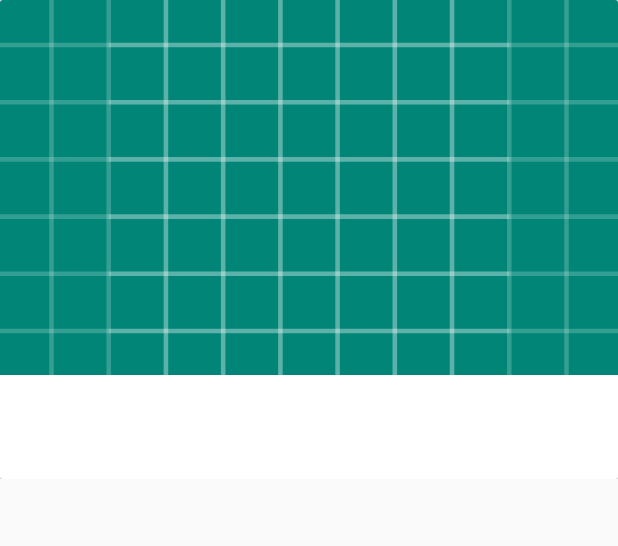
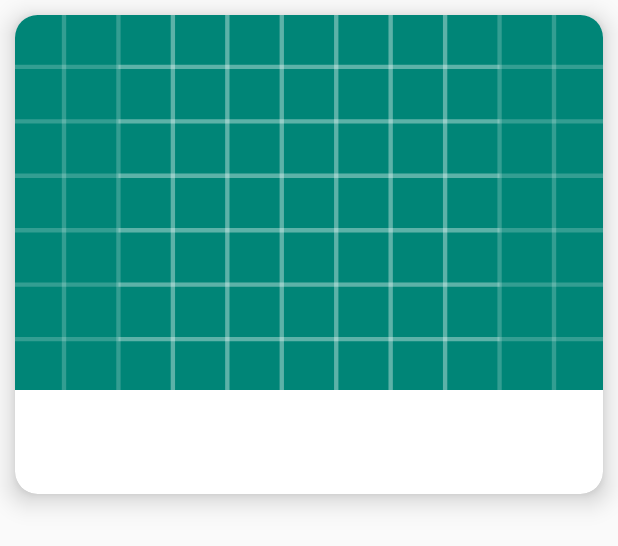
Before and after one commit to GillesLoriquer/food_recepies, an Android app: the layout layout_recipe_list_item.xml on its own in the app's theme, with its tools: preview values and no code run, on a phone screen of 412 x 824 dp. Shown: the top 546 px of the screen. Run offline under Robolectric (Android 15) with nearby library versions, the phone set to English and light mode, and no system bars.

Commit message:
Modification du design UI

```diff
--- a/app/src/main/java/com/example/foodrecipes/RecipeListActivity.java
+++ b/app/src/main/java/com/example/foodrecipes/RecipeListActivity.java
@@ -19,7 +19,6 @@ import com.bumptech.glide.request.RequestOptions;
 import com.example.foodrecipes.adapter.OnRecipeListener;
 import com.example.foodrecipes.adapter.RecipeRecyclerAdapter;
 import com.example.foodrecipes.model.Recipe;
-import com.example.foodrecipes.util.VerticalSpacingItemDecorator;
 import com.example.foodrecipes.viewmodel.RecipeListViewModel;
 import com.example.foodrecipes.viewmodel.RecipeListViewModelFactory;
 
@@ -109,9 +108,6 @@ public class RecipeListActivity extends BaseActivity implements OnRecipeListener
      */
     private void initRecyclerView() {
         mRecyclerAdapter = new RecipeRecyclerAdapter(this, getRequestManager());
-        VerticalSpacingItemDecorator verticalSpacingItemDecorator =
-                new VerticalSpacingItemDecorator(30);
-        mRecyclerView.addItemDecoration(verticalSpacingItemDecorator);
         mRecyclerView.setLayoutManager(new LinearLayoutManager(this));
         mRecyclerView.addOnScrollListener(new RecyclerView.OnScrollListener() {
             @Override
--- a/app/src/main/res/layout/activity_recipe_list.xml
+++ b/app/src/main/res/layout/activity_recipe_list.xml
@@ -30,6 +30,8 @@
         android:id="@+id/recipe_list"
         android:layout_width="match_parent"
         android:layout_height="match_parent"
+        android:clipToPadding="false"
+        android:paddingBottom="10dp"
         app:layout_behavior="@string/appbar_scrolling_view_behavior" />
 
 </androidx.coordinatorlayout.widget.CoordinatorLayout>
--- a/app/src/main/res/layout/layout_category_list_item.xml
+++ b/app/src/main/res/layout/layout_category_list_item.xml
@@ -4,6 +4,10 @@
     android:id="@+id/card_view"
     android:layout_width="match_parent"
     android:layout_height="wrap_content"
+    android:layout_marginStart="10dp"
+    android:layout_marginTop="5dp"
+    android:layout_marginEnd="10dp"
+    app:cardCornerRadius="5dp"
     app:cardElevation="10dp">
 
     <LinearLayout
--- a/app/src/main/res/layout/layout_recipe_list_item.xml
+++ b/app/src/main/res/layout/layout_recipe_list_item.xml
@@ -1,14 +1,13 @@
 <?xml version="1.0" encoding="utf-8"?>
-<LinearLayout xmlns:android="http://schemas.android.com/apk/res/android"
+<androidx.cardview.widget.CardView xmlns:android="http://schemas.android.com/apk/res/android"
     xmlns:app="http://schemas.android.com/apk/res-auto"
-    android:layout_width="match_parent"
-    android:layout_height="wrap_content"
-    android:orientation="vertical">
-
-    <androidx.cardview.widget.CardView
     android:id="@+id/card_view"
     android:layout_width="match_parent"
     android:layout_height="wrap_content"
+    android:layout_marginStart="10dp"
+    android:layout_marginTop="10dp"
+    android:layout_marginEnd="10dp"
+    app:cardCornerRadius="15dp"
     app:cardElevation="10dp">
 
     <LinearLayout
@@ -66,5 +65,3 @@
     </LinearLayout>
 
 </androidx.cardview.widget.CardView>
-
-</LinearLayout>
```
Also changed, not shown: app/src/main/java/com/example/foodrecipes/util/VerticalSpacingItemDecorator.java (deleted, +0 -21 lines). Lines whose indentation alone changed are shown as unchanged.
